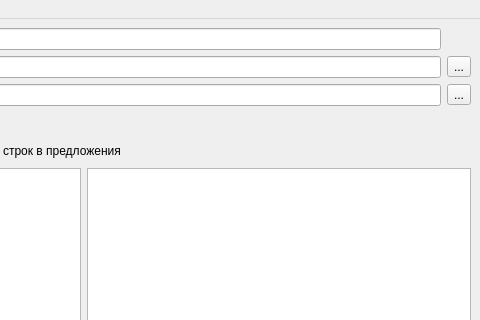
First picture: the form in ui/ui_mainwindow.ui, repository DoctorChe/srttotxt, before the edit; both pictures show x 312 to 792 and y 0 to 320 of the 792 by 715 pixel window.
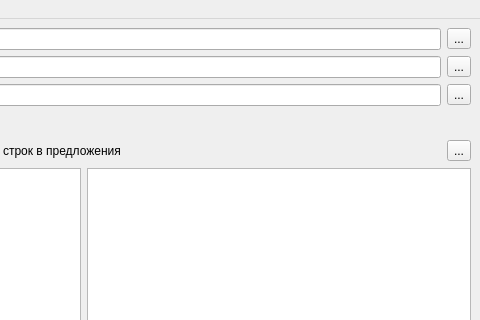
Second picture: the form after the edit.

What changed in the file:
```diff
--- a/ui/ui_mainwindow.ui
+++ b/ui/ui_mainwindow.ui
@@ -82,6 +82,20 @@
         </property>
        </widget>
       </item>
+      <item row="2" column="2">
+       <widget class="QToolButton" name="toolButton_clipboard">
+        <property name="text">
+         <string>...</string>
+        </property>
+       </widget>
+      </item>
+      <item row="7" column="2">
+       <widget class="QToolButton" name="toolButton_copy_to_clipboard">
+        <property name="text">
+         <string>...</string>
+        </property>
+       </widget>
+      </item>
      </layout>
     </item>
     <item>
```
Left out of the diff: 34 changed lines with no effect on the pictures.
